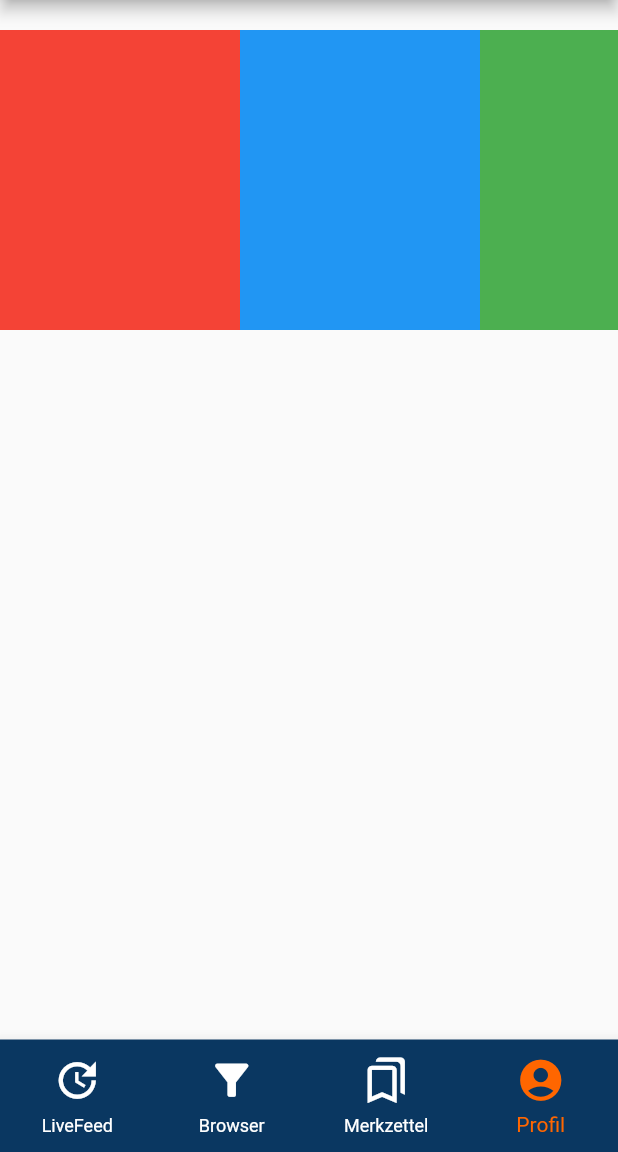
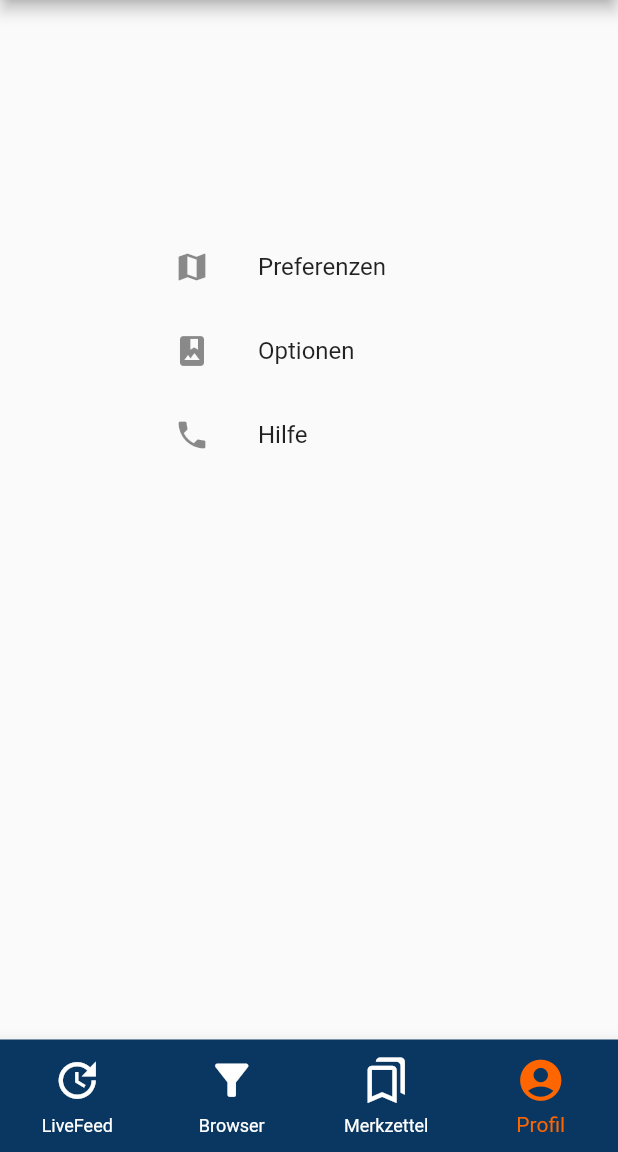
Before and after one commit to dimitarKolev99/flutter_project, a Flutter app: the screen it shows after launch, item 4 of the bottom bar chosen, on a phone screen of 412 x 824 dp, the part 84-1236 px from its top. Run offline on Flutter 3.47's test engine with Material 2 defaults, Android fonts, the phone set to English and light mode, and no system bars; our stand-ins replace shared_preferences; network calls fail.

Commit message:
terrible design

```diff
--- a/lib/view/profile.dart
+++ b/lib/view/profile.dart
@@ -147,35 +147,25 @@ class _ProfilePageState extends State<ProfilePage> {
               },
             )
           ]),
-      body: Container(
-        margin: const EdgeInsets.symmetric(vertical: 20.0),
-        height: 200.0,
+      body: Center(
         child: ListView(
-          scrollDirection: Axis.horizontal,
-          children: <Widget>[
-            Container(
-              width: 160.0,
-              color: Colors.red,
+          padding: const EdgeInsets.only(left:100.0, top:150),
+          children: const <Widget>[
+            ListTile(
+              leading: Icon(Icons.map),
+              title: Text('Preferenzen'),
             ),
-            Container(
-              width: 160.0,
-              color: Colors.blue,
+            ListTile(
+              leading: Icon(Icons.photo_album),
+              title: Text('Optionen'),
             ),
-            Container(
-              width: 160.0,
-              color: Colors.green,
-            ),
-            Container(
-              width: 160.0,
-              color: Colors.yellow,
-            ),
-            Container(
-              width: 160.0,
-              color: Colors.orange,
+            ListTile(
+              leading: Icon(Icons.phone),
+              title: Text('Hilfe'),
             ),
           ],
         ),
-      ),
+      )
     );
   }
 }
```
